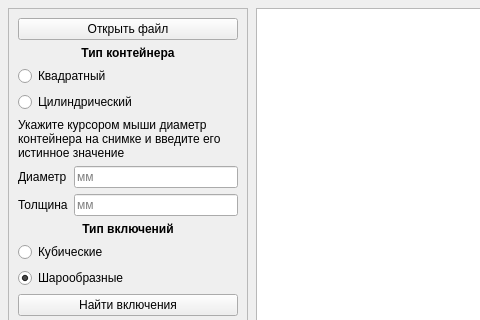
First picture: the form in ui/lab1_window.ui, repository Granik115/Xray_labs, before the edit; both pictures show x 0 to 480 and y 0 to 320 of the 1000 by 600 pixel window.
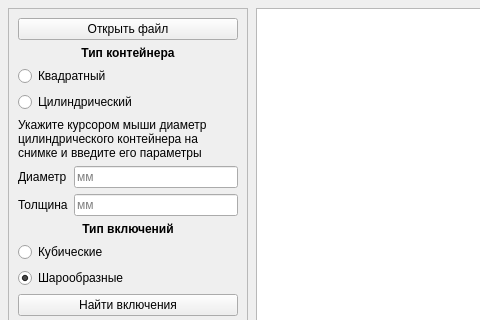
Second picture: the form after the edit.

Commit message: v0.0.3: fix self-update, square diagonal ROI, container mode fixes, UI text

```diff
--- a/ui/lab1_window.ui
+++ b/ui/lab1_window.ui
@@ -103,7 +103,7 @@
        <item>
         <widget class="QLabel" name="instructionLabel">
          <property name="text">
-          <string>Укажите курсором мыши диаметр контейнера на снимке и введите его истинное значение</string>
+          <string>Укажите курсором мыши диаметр цилиндрического контейнера на снимке и введите его параметры</string>
          </property>
          <property name="wordWrap">
           <bool>true</bool>
```
The commit also changes 7 other files.
